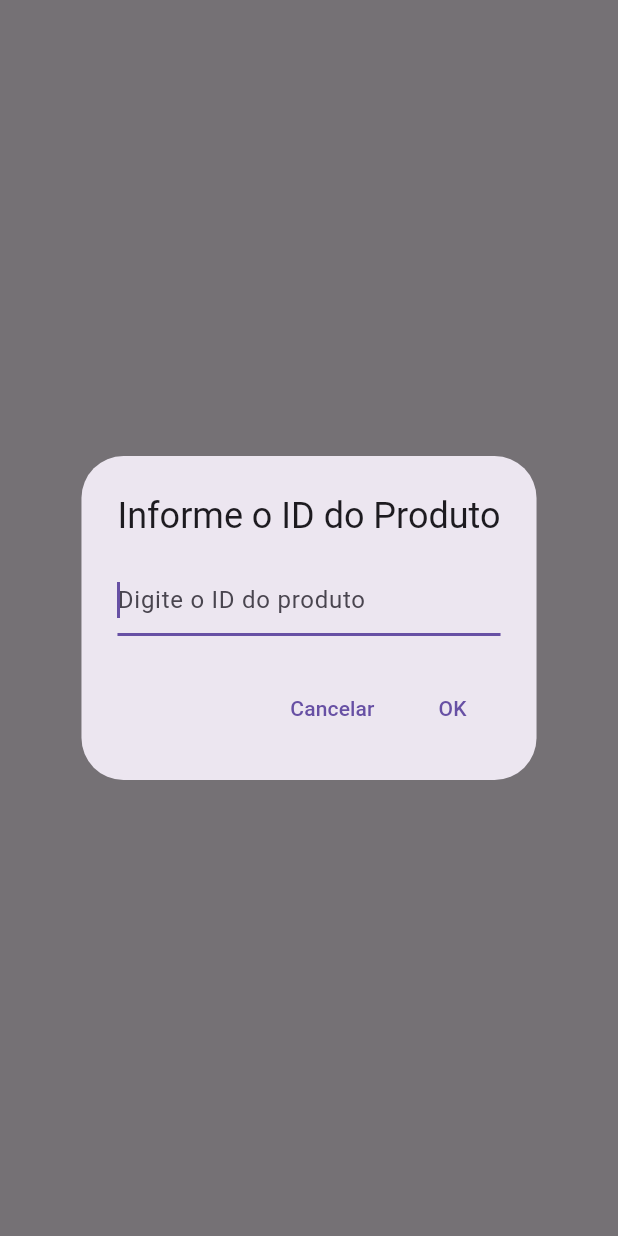
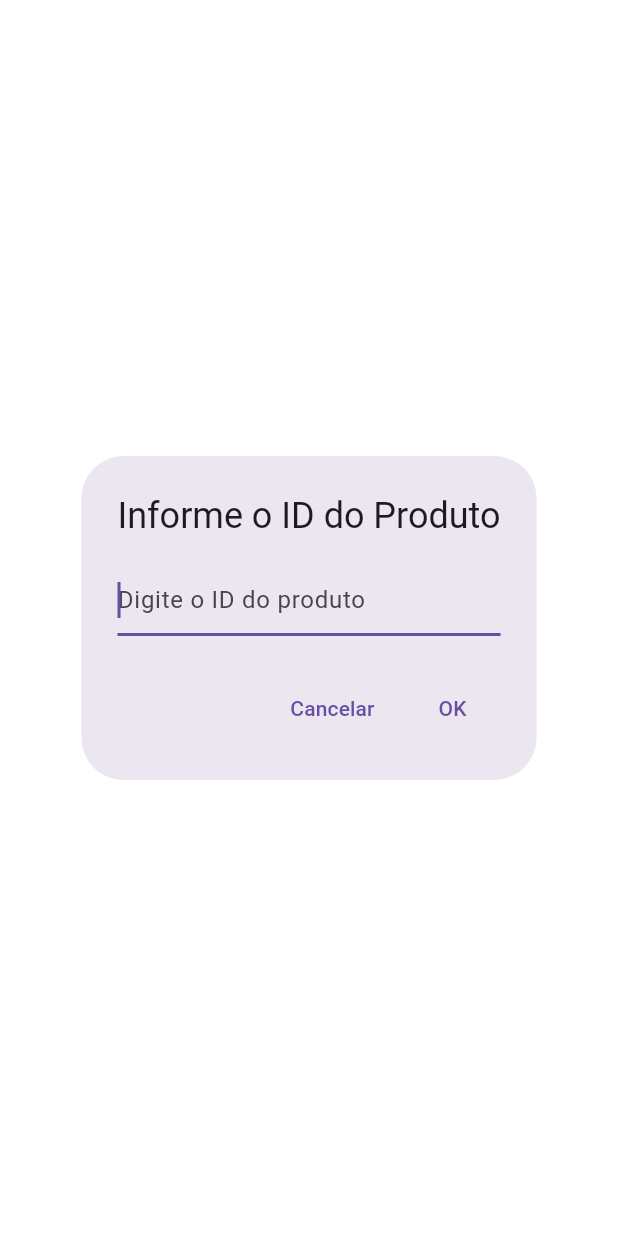
Before and after one commit to 912-Industries/PDV-Front, a Flutter app: the DialogProduto screen opened directly, on a phone screen of 412 x 824 dp. Run offline on Flutter 3.47's test engine with Material 3 defaults, Android fonts, the phone set to English and light mode, and no system bars.

```diff
--- a/lib/screens/widgets/dialog_produto/dialog_produto.dart
+++ b/lib/screens/widgets/dialog_produto/dialog_produto.dart
@@ -1,3 +1,5 @@
+import 'dart:ui';
+
 import 'package:flutter/material.dart';
 
 class DialogProduto extends StatefulWidget {
@@ -9,22 +11,31 @@ class DialogProduto extends StatefulWidget {
 
 class _DialogProdutoState extends State<DialogProduto> {
   final TextEditingController idProduto = TextEditingController();
+  bool _showBackdropFilter = false;
+
+  @override
+  void initState() {
+    super.initState();
+    // Defina _showBackdropFilter como true após a primeira compilação do widget
+    WidgetsBinding.instance.addPostFrameCallback((_) {
+      setState(() {
+        _showBackdropFilter = true;
+      });
+    });
+  }
 
   @override
   Widget build(BuildContext context) {
-    return Stack(
+    return Scaffold(
+      backgroundColor: Colors.transparent,
+      body: Stack(
         children: [
-        // Widget de fundo para preencher a tela
-        Container(
-          color: Colors.transparent,
-        ),
-        Builder(
-          builder: (context) {
-            Future<void> showTextInputDialog() async {
-              await showDialog<String>(
-                context: context,
-                barrierDismissible: false,
-                builder: (context) => AlertDialog(
+          // Widget de fundo com BackdropFilter
+          if (_showBackdropFilter) _BackdropFilterWidget(),
+
+          // Centro do diálogo
+          Center(
+            child: AlertDialog(
               title: const Text('Informe o ID do Produto'),
               content: TextField(
                 controller: idProduto,
@@ -44,15 +55,26 @@ class _DialogProdutoState extends State<DialogProduto> {
                 ),
               ],
             ),
-              );
-            }
-
-            showTextInputDialog(); // Mostrar o diálogo ao construir o widget
-
-            return const SizedBox(); // Widget vazio, pois não queremos renderizar nada aqui
-          },
           ),
         ],
+      ),
     );
   }
 }
+
+// StatefulWidget para controlar manualmente a renderização do
+class _BackdropFilterWidget extends StatefulWidget {
+  @override
+  _BackdropFilterWidgetState createState() => _BackdropFilterWidgetState();
+}
+
+class _BackdropFilterWidgetState extends State<_BackdropFilterWidget> {
+  @override
+  Widget build(BuildContext context) {
+    return Positioned.fill(
+      child: Container(
+        color: Colors.transparent,
+      ),
+    );
+  }
+}
```
Lines whose indentation alone changed are shown as unchanged.
